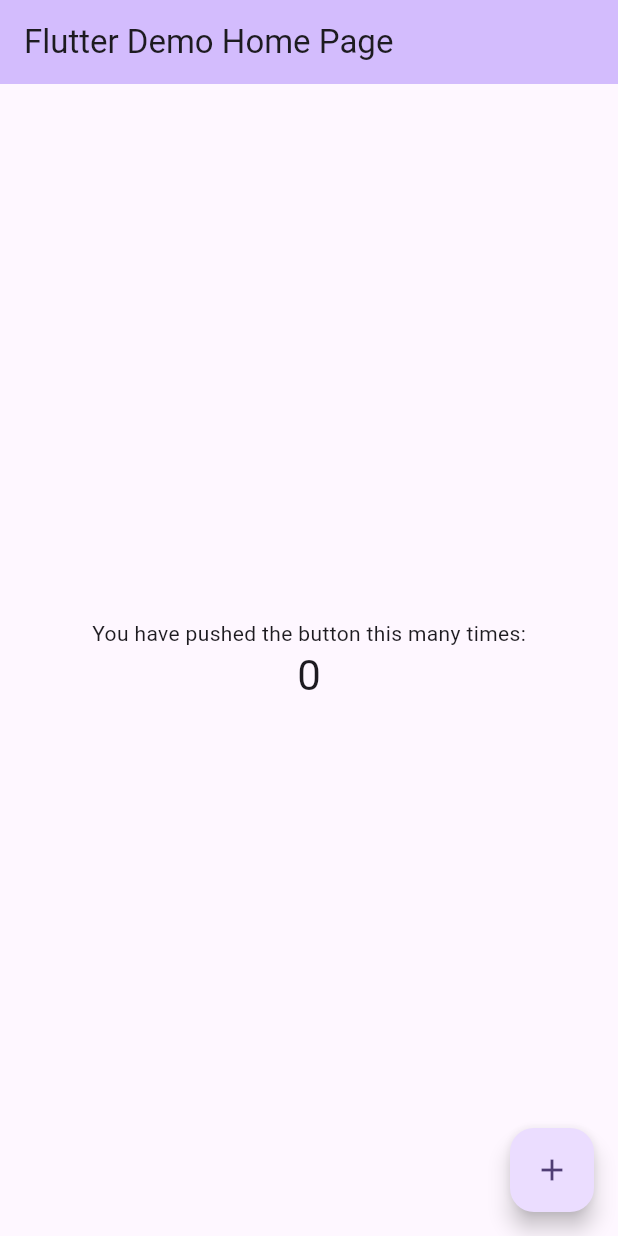
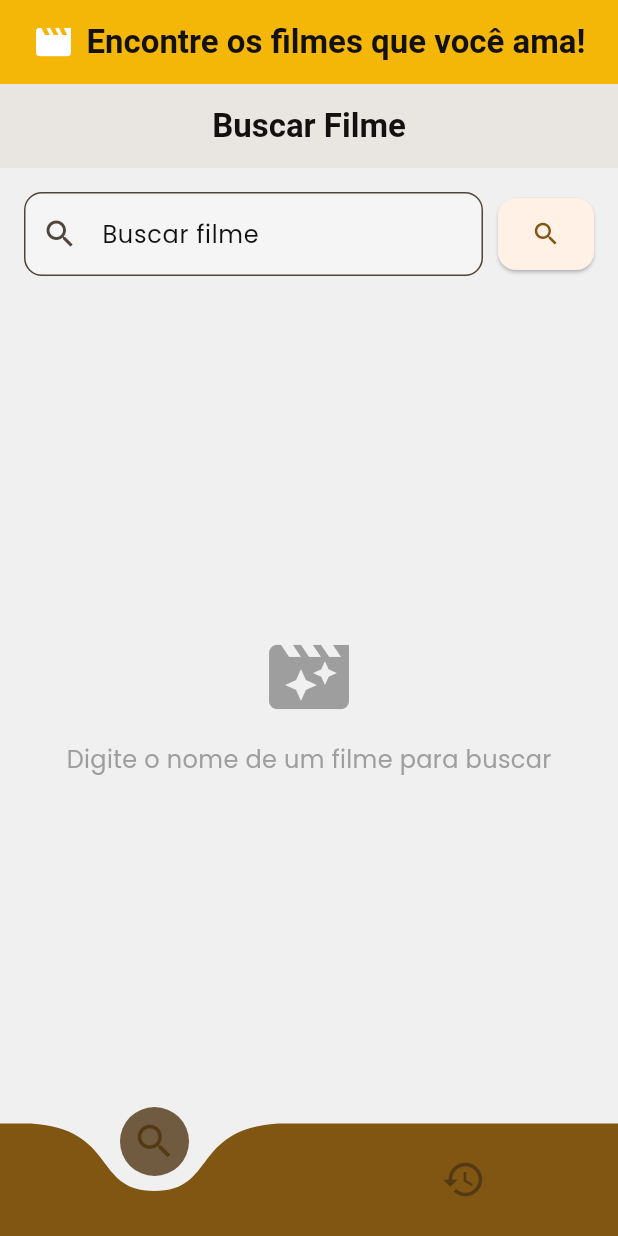
Before and after one commit to vitorokubo/movie_search, a Flutter app: the screen it shows after launch, on a phone screen of 412 x 824 dp. Run offline on Flutter 3.47's test engine with Material 3 defaults, Android fonts, the phone set to English and light mode, and no system bars; drawn by our look-alikes of curved_navigation_bar; our stand-ins replace dio, flutter_bloc, flutter_dotenv, google_fonts, shared_preferences.

Commit message:
feat: main feat movie search

```diff
--- /dev/null
+++ b/lib/app/domain/bloc/movie_search/movie_search_bloc.dart
@@ -0,0 +1,22 @@
+import 'package:flutter_bloc/flutter_bloc.dart';
+import '../../services/movie_service.dart';
+import 'movie_search_event.dart';
+import 'movie_search_state.dart';
+
+class MovieSearchBloc extends Bloc<MovieSearchEvent, MovieSearchState> {
+  final MovieService movieService;
+
+  MovieSearchBloc(this.movieService) : super(MovieInitial()) {
+    on<BuscarFilme>(_onBuscarFilme);
+  }
+
+  Future<void> _onBuscarFilme(BuscarFilme event, Emitter emit) async {
+    emit(MovieLoading());
+    try {
+      final filmes = await movieService.buscarFilmes(event.query);
+      emit(MovieSearchSuccess(filmes));
+    } catch (e) {
+      emit(MovieSearchError(e.toString()));
+    }
+  }
+}
--- /dev/null
+++ b/lib/app/domain/bloc/movie_search/movie_search_event.dart
@@ -0,0 +1,6 @@
+abstract class MovieSearchEvent {}
+
+class BuscarFilme extends MovieSearchEvent {
+  final String query;
+  BuscarFilme(this.query);
+}
--- /dev/null
+++ b/lib/app/domain/bloc/movie_search/movie_search_state.dart
@@ -0,0 +1,17 @@
+import 'package:movie_search/app/data/models/movie_model.dart';
+
+abstract class MovieSearchState {}
+
+class MovieInitial extends MovieSearchState {}
+
+class MovieLoading extends MovieSearchState {}
+
+class MovieSearchSuccess extends MovieSearchState {
+  final List<MovieModel> filmes;
+  MovieSearchSuccess(this.filmes);
+}
+
+class MovieSearchError extends MovieSearchState {
+  final String mensagem;
+  MovieSearchError(this.mensagem);
+}
--- /dev/null
+++ b/lib/app/domain/services/movie_service.dart
@@ -0,0 +1,29 @@
+import 'package:movie_search/app/data/models/movie_model.dart';
+import 'package:movie_search/app/data/repositories/movie_repository.dart';
+
+class MovieService {
+  final MovieRepository movieRepository;
+
+  MovieService(this.movieRepository);
+
+  Future<List<MovieModel>> buscarFilmes(String titulo) async {
+    try {
+      final movies = await movieRepository.fetchMovies(titulo);
+
+      return movies
+          .map<MovieModel>((movie) => MovieModel.fromMap(movie))
+          .toList();
+    } catch (e) {
+      throw Exception('Erro ao buscar filmes: $e');
+    }
+  }
+
+  Future<MovieModel> filmeDetalhe(MovieModel movie) async {
+    try {
+      final json = await movieRepository.fetchMovieDetail(movie.imdbID);
+      return MovieModel.fromMap(json);
+    } catch (e) {
+      throw Exception('Erro ao buscar detalhes do filme: $e');
+    }
+  }
+}
--- /dev/null
+++ b/lib/app/presentation/screens/movie_search_screen.dart
@@ -0,0 +1,120 @@
+import 'package:flutter/material.dart';
+import 'package:flutter_bloc/flutter_bloc.dart';
+import 'package:movie_search/app/domain/bloc/movie_search/movie_search_bloc.dart';
+import 'package:movie_search/app/domain/bloc/movie_search/movie_search_event.dart';
+import 'package:movie_search/app/domain/bloc/movie_search/movie_search_state.dart';
+import 'package:movie_search/app/domain/services/movie_service.dart';
+import 'package:movie_search/app/presentation/widgets/movie_card.dart';
+
+class MovieSearchPage extends StatefulWidget {
+  final MovieService movieService;
+
+  const MovieSearchPage({super.key, required this.movieService});
+
+  @override
+  State<MovieSearchPage> createState() => _MovieSearchPageState();
+}
+
+class _MovieSearchPageState extends State<MovieSearchPage> {
+  final _controller = TextEditingController();
+
+  void _buscarFilme() {
+    final texto = _controller.text;
+    if (texto.isNotEmpty) {
+      context.read<MovieSearchBloc>().add(BuscarFilme(texto));
+    }
+  }
+
+  @override
+  Widget build(BuildContext context) {
+    return Scaffold(
+      appBar: AppBar(title: const Text('Buscar Filme')),
+      body: Padding(
+        padding: const EdgeInsets.all(16),
+        child: Column(
+          crossAxisAlignment: CrossAxisAlignment.stretch,
+          children: [
+            Row(
+              children: [
+                Expanded(
+                  child: TextField(
+                    controller: _controller,
+                    decoration: InputDecoration(
+                      labelText: 'Buscar filme',
+                      prefixIcon: const Icon(Icons.search),
+                      border: OutlineInputBorder(
+                        borderRadius: BorderRadius.circular(12),
+                      ),
+                      filled: true,
+                      fillColor: Colors.grey[100],
+                    ),
+                    onSubmitted: (_) => _buscarFilme(),
+                  ),
+                ),
+                const SizedBox(width: 10),
+                SizedBox(
+                  height: 48,
+                  child: ElevatedButton(
+                    onPressed: _buscarFilme,
+                    style: ElevatedButton.styleFrom(
+                      padding: const EdgeInsets.symmetric(horizontal: 16),
+                      shape: RoundedRectangleBorder(
+                        borderRadius: BorderRadius.circular(12),
+                      ),
+                    ),
+                    child: const Icon(Icons.search, size: 20),
+                  ),
+                ),
+              ],
+            ),
+            const SizedBox(height: 20),
+            Expanded(
+              child: BlocBuilder<MovieSearchBloc, MovieSearchState>(
+                builder: (context, state) {
+                  if (state is MovieLoading) {
+                    return const Center(child: CircularProgressIndicator());
+                  } else if (state is MovieSearchSuccess) {
+                    return GridView.builder(
+                      padding: const EdgeInsets.all(8),
+                      itemCount: state.filmes.length,
+                      gridDelegate:
+                          const SliverGridDelegateWithMaxCrossAxisExtent(
+                            maxCrossAxisExtent: 300,
+                            crossAxisSpacing: 8,
+                            mainAxisSpacing: 16,
+                            childAspectRatio: 0.7,
+                          ),
+                      itemBuilder: (context, index) {
+                        final movie = state.filmes[index];
+                        return MovieCard(
+                          movie: movie,
+                          movieService: widget.movieService,
+                        );
+                      },
+                    );
+                  } else if (state is MovieSearchError) {
+                    return Center(child: Text(state.mensagem));
+                  }
+
+                  return Center(
+                    child: Column(
+                      mainAxisAlignment: MainAxisAlignment.center,
+                      children: const [
+                        Icon(Icons.movie_filter, size: 64, color: Colors.grey),
+                        SizedBox(height: 12),
+                        Text(
+                          'Digite o nome de um filme para buscar',
+                          style: TextStyle(fontSize: 16, color: Colors.grey),
+                        ),
+                      ],
+                    ),
+                  );
+                },
+              ),
+            ),
+          ],
+        ),
+      ),
+    );
+  }
+}
--- /dev/null
+++ b/lib/app/presentation/theme/app_theme.dart
@@ -0,0 +1,78 @@
+import 'package:flutter/material.dart';
+import 'package:google_fonts/google_fonts.dart';
+
+class AppTheme {
+  static ThemeData get customLightTheme {
+    return ThemeData(
+      brightness: Brightness.light,
+      useMaterial3: true,
+      colorScheme: ColorScheme.fromSeed(
+        seedColor: const Color(
+          0xFFF0BB78,
+        ),
+        brightness: Brightness.light,
+      ),
+      scaffoldBackgroundColor: const Color(0xFFF0F0F0),
+      appBarTheme: AppBarTheme(
+        backgroundColor: const Color(
+          0x00fff0dc,
+        ),
+        elevation: 2,
+        centerTitle: true,
+        titleTextStyle: const TextStyle(
+          fontSize: 22,
+          fontWeight: FontWeight.bold,
+          color: Color(0xFF131010),
+        ),
+      ),
+      textTheme: GoogleFonts.poppinsTextTheme(ThemeData.light().textTheme),
+      bottomNavigationBarTheme: const BottomNavigationBarThemeData(
+        backgroundColor: Color(
+          0x00fff0dc,
+        ),
+        selectedItemColor: Color(
+          0xFFF0BB78,
+        ),
+        unselectedItemColor: Color(
+          0xFF543A14,
+        ),
+        showUnselectedLabels: true,
+        type: BottomNavigationBarType.fixed,
+      ),
+      cardTheme: CardTheme(
+        color: const Color(0xFF543A14),
+        shape: RoundedRectangleBorder(borderRadius: BorderRadius.circular(12)),
+        elevation: 5,
+        margin: const EdgeInsets.all(8),
+      ),
+      dialogTheme: DialogThemeData(
+        backgroundColor: const Color(
+          0xFFF0F0F0,
+        ),
+      ),
+      iconTheme: const IconThemeData(
+        color: Color(0xFF543A14),
+      ),
+      floatingActionButtonTheme: const FloatingActionButtonThemeData(
+        backgroundColor: Color(0xFFF0BB78),
+        foregroundColor: Colors.white,
+      ),
+      inputDecorationTheme: const InputDecorationTheme(
+        filled: true,
+        fillColor: Color(
+          0xFFF0F0F0,
+        ),
+        border: OutlineInputBorder(
+          borderRadius: BorderRadius.all(Radius.circular(12)),
+          borderSide: BorderSide.none,
+        ),
+        hintStyle: TextStyle(
+          color: Color(0xFF543A14),
+        ),
+        labelStyle: TextStyle(
+          color: Color(0xFF131010),
+        ),
+      ),
+    );
+  }
+}
--- /dev/null
+++ b/lib/app/presentation/widgets/navigation_bar.dart
@@ -0,0 +1,94 @@
+import 'package:flutter/material.dart';
+import 'package:flutter_bloc/flutter_bloc.dart';
+import 'package:movie_search/app/domain/bloc/movie_search/movie_search_bloc.dart';
+import 'package:movie_search/app/domain/bloc/previous_search%20copy/details_movies_bloc.dart';
+import 'package:movie_search/app/domain/bloc/previous_search/recent_movies_bloc.dart';
+import 'package:movie_search/app/domain/services/local_storage_service.dart';
+import 'package:movie_search/app/domain/services/movie_service.dart';
+import 'package:movie_search/app/presentation/screens/movie_search_screen.dart';
+import 'package:movie_search/app/presentation/screens/previous_search_screen.dart';
+import 'package:curved_navigation_bar/curved_navigation_bar.dart';
+
+class MainNavigation extends StatefulWidget {
+  final MovieService movieService;
+  final LocalStorageService localStorageService;
+
+  const MainNavigation({
+    super.key,
+    required this.movieService,
+    required this.localStorageService,
+  });
+
+  @override
+  State<MainNavigation> createState() => _MainNavigationState();
+}
+
+class _MainNavigationState extends State<MainNavigation> {
+  int _selectedIndex = 0;
+
+  @override
+  Widget build(BuildContext context) {
+    final theme = Theme.of(context);
+
+    return MultiBlocProvider(
+      providers: [
+        BlocProvider(create: (_) => MovieSearchBloc(widget.movieService)),
+        BlocProvider(
+          create:
+              (_) => RecentMoviesBloc(
+                widget.localStorageService,
+                widget.movieService,
+              ),
+        ),
+        BlocProvider(
+          create:
+              (_) => DetailsMoviesBloc(
+                widget.localStorageService,
+                widget.movieService,
+              ),
+        ),
+      ],
+      child: Scaffold(
+        appBar: AppBar(
+          title: Row(
+            mainAxisAlignment: MainAxisAlignment.center,
+            children: [
+              Icon(Icons.movie_creation, size: 28, color: Colors.white),
+              const SizedBox(width: 8),
+              Text(
+                'Encontre os filmes que você ama!',
+                style: TextStyle(
+                  fontFamily: 'Roboto',
+                  fontSize: 22,
+                  fontWeight: FontWeight.bold,
+                ),
+              ),
+            ],
+          ),
+          backgroundColor: Colors.amber,
+          elevation: 4,
+        ),
+        body: AnimatedSwitcher(
+          duration: const Duration(milliseconds: 300),
+          child:
+              _selectedIndex == 0
+                  ? MovieSearchPage(movieService: widget.movieService)
+                  : PreviousSearchPage(movieService: widget.movieService),
+        ),
+        bottomNavigationBar: CurvedNavigationBar(
+          color: theme.colorScheme.primary,
+          buttonBackgroundColor: theme.colorScheme.secondary,
+          backgroundColor: theme.scaffoldBackgroundColor,
+          animationCurve: Curves.easeInOut,
+          animationDuration: Duration(milliseconds: 600),
+          items: <Widget>[
+            Icon(Icons.search, size: 30, color: theme.iconTheme.color),
+            Icon(Icons.history, size: 30, color: theme.iconTheme.color),
+          ],
+
+          onTap: (index) => setState(() => _selectedIndex = index),
+        ),
+      ),
+    );
+  }
+}
--- a/lib/main.dart
+++ b/lib/main.dart
@@ -1,122 +1,41 @@
 import 'package:flutter/material.dart';
+import 'package:movie_search/app/data/repositories/movie_repository.dart';
+import 'package:movie_search/app/domain/services/local_storage_service.dart';
+import 'package:movie_search/app/domain/services/movie_service.dart';
+import 'package:movie_search/app/presentation/theme/app_theme.dart';
+import 'package:movie_search/app/presentation/widgets/navigation_bar.dart';
+import 'package:flutter_dotenv/flutter_dotenv.dart';
 
-void main() {
-  runApp(const MyApp());
+void main() async {
+  await dotenv.load();
+  final localStorageService = LocalStorageService();
+  final movieRepository = MovieRepositoryImpl();
+  final movieService = MovieService(movieRepository);
+  runApp(
+    MyApp(movieService: movieService, localStorageService: localStorageService),
+  );
 }
 
 class MyApp extends StatelessWidget {
-  const MyApp({super.key});
+  final MovieService movieService;
+  final LocalStorageService localStorageService;
 
-  // This widget is the root of your application.
+  const MyApp({
+    super.key,
+    required this.movieService,
+    required this.localStorageService,
+  });
+
   @override
   Widget build(BuildContext context) {
     return MaterialApp(
-      title: 'Flutter Demo',
-      theme: ThemeData(
-        // This is the theme of your application.
-        //
-        // TRY THIS: Try running your application with "flutter run". You'll see
-        // the application has a purple toolbar. Then, without quitting the app,
-        // try changing the seedColor in the colorScheme below to Colors.green
-        // and then invoke "hot reload" (save your changes or press the "hot
-        // reload" button in a Flutter-supported IDE, or press "r" if you used
-        // the command line to start the app).
-        //
-        // Notice that the counter didn't reset back to zero; the application
-        // state is not lost during the reload. To reset the state, use hot
-        // restart instead.
-        //
-        // This works for code too, not just values: Most code changes can be
-        // tested with just a hot reload.
-        colorScheme: ColorScheme.fromSeed(seedColor: Colors.deepPurple),
+      title: 'Movie Search',
+      debugShowCheckedModeBanner: false,
+      theme: AppTheme.customLightTheme,
+      home: MainNavigation(
+        movieService: movieService,
+        localStorageService: localStorageService,
       ),
-      home: const MyHomePage(title: 'Flutter Demo Home Page'),
     );
   }
 }
-
-class MyHomePage extends StatefulWidget {
-  const MyHomePage({super.key, required this.title});
-
-  // This widget is the home page of your application. It is stateful, meaning
-  // that it has a State object (defined below) that contains fields that affect
-  // how it looks.
-
-  // This class is the configuration for the state. It holds the values (in this
-  // case the title) provided by the parent (in this case the App widget) and
-  // used by the build method of the State. Fields in a Widget subclass are
-  // always marked "final".
-
-  final String title;
-
-  @override
-  State<MyHomePage> createState() => _MyHomePageState();
-}
-
-class _MyHomePageState extends State<MyHomePage> {
-  int _counter = 0;
-
-  void _incrementCounter() {
-    setState(() {
-      // This call to setState tells the Flutter framework that something has
-      // changed in this State, which causes it to rerun the build method below
-      // so that the display can reflect the updated values. If we changed
-      // _counter without calling setState(), then the build method would not be
-      // called again, and so nothing would appear to happen.
-      _counter++;
-    });
-  }
-
-  @override
-  Widget build(BuildContext context) {
-    // This method is rerun every time setState is called, for instance as done
-    // by the _incrementCounter method above.
-    //
-    // The Flutter framework has been optimized to make rerunning build methods
-    // fast, so that you can just rebuild anything that needs updating rather
-    // than having to individually change instances of widgets.
-    return Scaffold(
-      appBar: AppBar(
-        // TRY THIS: Try changing the color here to a specific color (to
-        // Colors.amber, perhaps?) and trigger a hot reload to see the AppBar
-        // change color while the other colors stay the same.
-        backgroundColor: Theme.of(context).colorScheme.inversePrimary,
-        // Here we take the value from the MyHomePage object that was created by
-        // the App.build method, and use it to set our appbar title.
-        title: Text(widget.title),
-      ),
-      body: Center(
-        // Center is a layout widget. It takes a single child and positions it
-        // in the middle of the parent.
-        child: Column(
-          // Column is also a layout widget. It takes a list of children and
-          // arranges them vertically. By default, it sizes itself to fit its
-          // children horizontally, and tries to be as tall as its parent.
-          //
-          // Column has various properties to control how it sizes itself and
-          // how it positions its children. Here we use mainAxisAlignment to
-          // center the children vertically; the main axis here is the vertical
-          // axis because Columns are vertical (the cross axis would be
-          // horizontal).
-          //
-          // TRY THIS: Invoke "debug painting" (choose the "Toggle Debug Paint"
-          // action in the IDE, or press "p" in the console), to see the
-          // wireframe for each widget.
-          mainAxisAlignment: MainAxisAlignment.center,
-          children: <Widget>[
-            const Text('You have pushed the button this many times:'),
-            Text(
-              '$_counter',
-              style: Theme.of(context).textTheme.headlineMedium,
-            ),
-          ],
-        ),
-      ),
-      floatingActionButton: FloatingActionButton(
-        onPressed: _incrementCounter,
-        tooltip: 'Increment',
-        child: const Icon(Icons.add),
-      ), // This trailing comma makes auto-formatting nicer for build methods.
-    );
-  }
-}
```
Also changed, not shown: lib/app/presentation/widgets/movie_card.dart (added, +129 -0 lines), lib/app/presentation/widgets/movie_detail_dialog.dart (added, +97 -0 lines).
